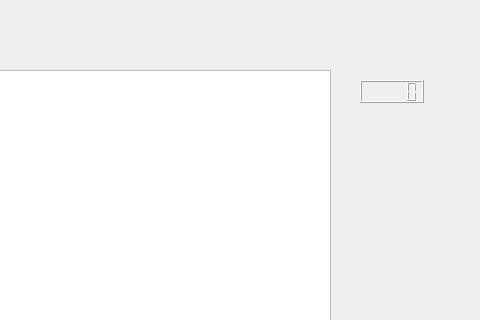
Rhaiderr/Sensor_Flow_Arduino, file Interface/Layouts/FlowWindow.ui: the form before one commit; both pictures show x 320 to 800 and y 0 to 320 of the 800 by 599 pixel window.
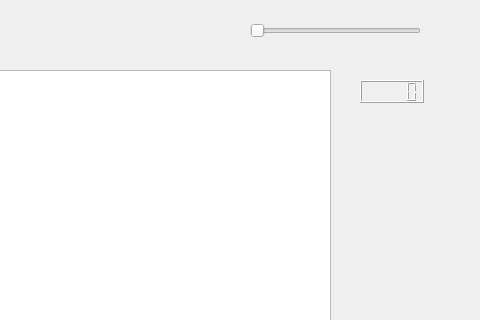
The form after the commit.

Commit message: Inclusão de sliders e lcd com valor atual do gráfico

```diff
--- a/Interface/Layouts/FlowWindow.ui
+++ b/Interface/Layouts/FlowWindow.ui
@@ -47,6 +47,19 @@
      </rect>
     </property>
    </widget>
+   <widget class="QSlider" name="horizontalSlider">
+    <property name="geometry">
+     <rect>
+      <x>570</x>
+      <y>20</y>
+      <width>171</width>
+      <height>22</height>
+     </rect>
+    </property>
+    <property name="orientation">
+     <enum>Qt::Horizontal</enum>
+    </property>
+   </widget>
   </widget>
   <widget class="QMenuBar" name="menubar">
    <property name="geometry">
```
The commit also changes 4 other files.
